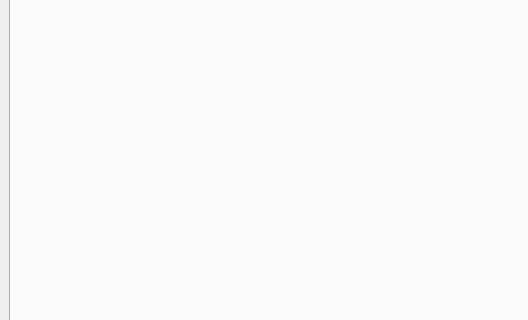
First picture: the form in UI/MainWindow.ui, repository ashwinpilgaonkar/Flick, before the edit; both pictures show x 0 to 528 and y 116 to 436 of the 842 by 603 pixel window.
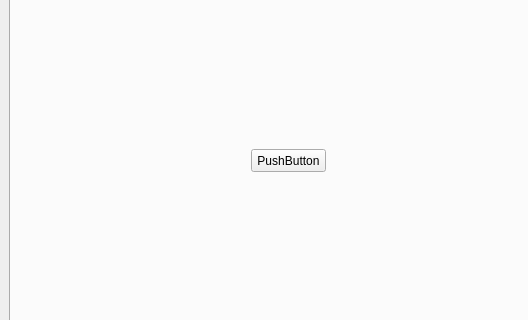
Second picture: the form after the edit. The open tabs and pages were chosen to show the change.

The edit to the form file:
```diff
--- a/UI/MainWindow.ui
+++ b/UI/MainWindow.ui
@@ -33,6 +33,19 @@
        <attribute name="title">
         <string>Controls</string>
        </attribute>
+       <widget class="QPushButton" name="pushButton_2">
+        <property name="geometry">
+         <rect>
+          <x>240</x>
+          <y>230</y>
+          <width>75</width>
+          <height>23</height>
+         </rect>
+        </property>
+        <property name="text">
+         <string>PushButton</string>
+        </property>
+       </widget>
       </widget>
       <widget class="QWidget" name="TabVA">
        <attribute name="title">
```
Left out of the diff: 2 changed lines with no effect on the pictures.
